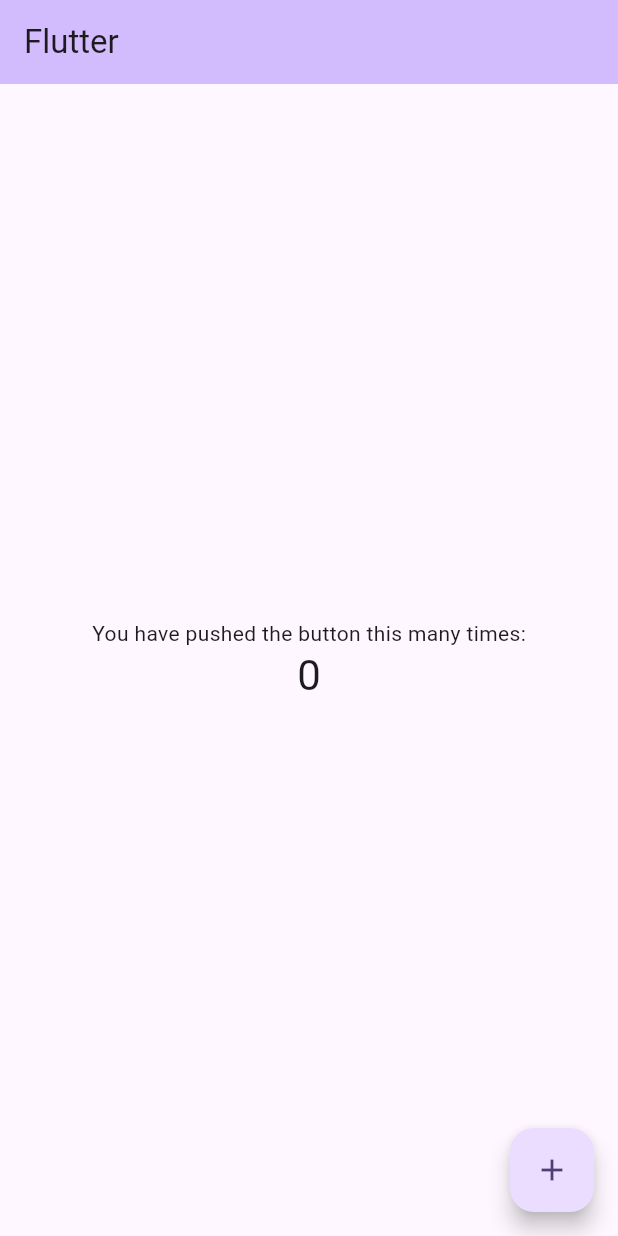
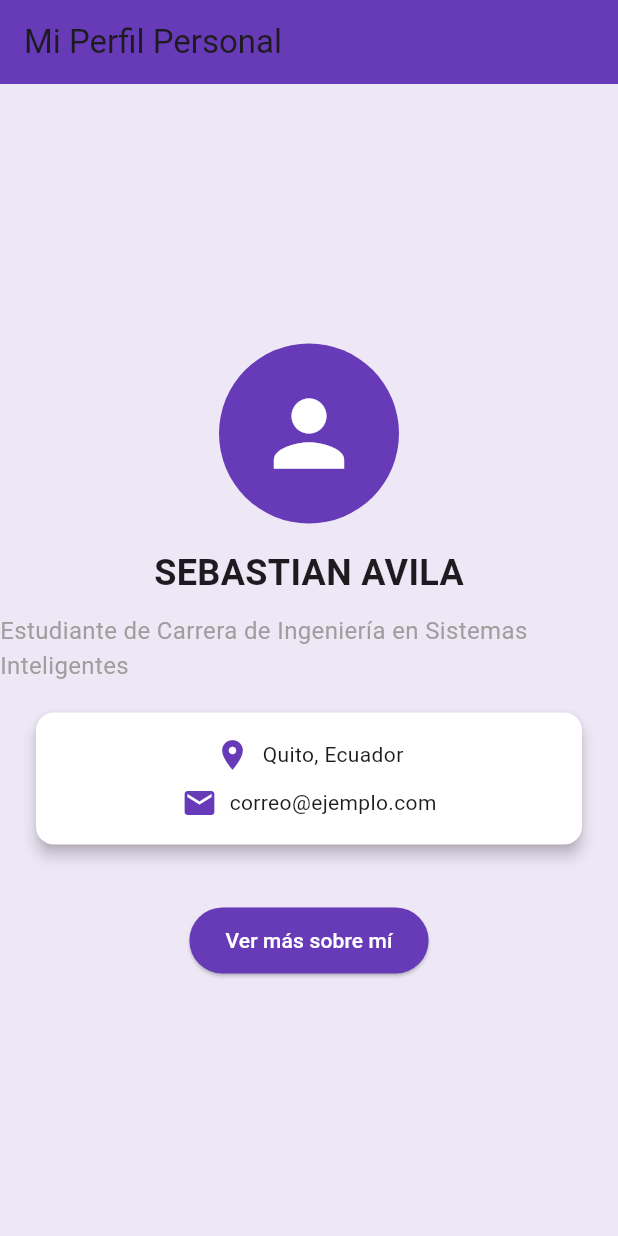
Before and after one commit to SEBASSAVILA/mi_primera_appflutter, a Flutter app: the screen it shows after launch, on a phone screen of 412 x 824 dp. Run offline on Flutter 3.47's test engine with Material 3 defaults, Android fonts, the phone set to English and light mode, and no system bars.

Commit message:
diseño de la app

```diff
--- a/lib/main.dart
+++ b/lib/main.dart
@@ -7,116 +7,119 @@
 class MyApp extends StatelessWidget {
   const MyApp({super.key});
 
-  // This widget is the root of your application.
   @override
   Widget build(BuildContext context) {
-    return MaterialApp(
-      title: 'Flutter',
-      theme: ThemeData(
-        // This is the theme of your application.
-        //
-        // TRY THIS: Try running your application with "flutter run". You'll see
-        // the application has a purple toolbar. Then, without quitting the app,
-        // try changing the seedColor in the colorScheme below to Colors.green
-        // and then invoke "hot reload" (save your changes or press the "hot
-        // reload" button in a Flutter-supported IDE, or press "r" if you used
-        // the command line to start the app).
-        //
-        // Notice that the counter didn't reset back to zero; the application
-        // state is not lost during the reload. To reset the state, use hot
-        // restart instead.
-        //
-        // This works for code too, not just values: Most code changes can be
-        // tested with just a hot reload.
-        colorScheme: .fromSeed(seedColor: Colors.deepPurple),
-      ),
-      home: const MyHomePage(title: 'Flutter'),
-    );
+   return MaterialApp(
+  title: 'Mi Perfil',
+  debugShowCheckedModeBanner: false,   // borramos el banner de debug
+  theme: ThemeData(
+    primarySwatch: Colors.deepPurple,
+  ),
+  home: const PerfilScreen(),
+);
   }
 }
 
-class MyHomePage extends StatefulWidget {
-  const MyHomePage({super.key, required this.title});
-
-  // This widget is the home page of your application. It is stateful, meaning
-  // that it has a State object (defined below) that contains fields that affect
-  // how it looks.
-
-  // This class is the configuration for the state. It holds the values (in this
-  // case the title) provided by the parent (in this case the App widget) and
-  // used by the build method of the State. Fields in a Widget subclass are
-  // always marked "final".
-
-  final String title;
+class PerfilScreen extends StatefulWidget {
+  const PerfilScreen({super.key});
 
   @override
-  State<MyHomePage> createState() => _MyHomePageState();
+  State<PerfilScreen> createState() => _PerfilScreenState();
 }
 
-class _MyHomePageState extends State<MyHomePage> {
-  int _counter = 0;
+class _PerfilScreenState extends State<PerfilScreen> {
+  bool mostrarInfo = false;
 
-  void _incrementCounter() {
+  void _toggleInfo() {
     setState(() {
-      // This call to setState tells the Flutter framework that something has
-      // changed in this State, which causes it to rerun the build method below
-      // so that the display can reflect the updated values. If we changed
-      // _counter without calling setState(), then the build method would not be
-      // called again, and so nothing would appear to happen.
-      _counter++;
+      mostrarInfo = !mostrarInfo;
     });
   }
 
   @override
   Widget build(BuildContext context) {
-    // This method is rerun every time setState is called, for instance as done
-    // by the _incrementCounter method above.
-    //
-    // The Flutter framework has been optimized to make rerunning build methods
-    // fast, so that you can just rebuild anything that needs updating rather
-    // than having to individually change instances of widgets.
     return Scaffold(
       appBar: AppBar(
-        // TRY THIS: Try changing the color here to a specific color (to
-        // Colors.amber, perhaps?) and trigger a hot reload to see the AppBar
-        // change color while the other colors stay the same.
-        backgroundColor: Theme.of(context).colorScheme.inversePrimary,
-        // Here we take the value from the MyHomePage object that was created by
-        // the App.build method, and use it to set our appbar title.
-        title: Text(widget.title),
+        title: const Text('Mi Perfil Personal'),
+        backgroundColor: Colors.deepPurple,
       ),
+      backgroundColor: Colors.deepPurple[50],
       body: Center(
-        // Center is a layout widget. It takes a single child and positions it
-        // in the middle of the parent.
         child: Column(
-          // Column is also a layout widget. It takes a list of children and
-          // arranges them vertically. By default, it sizes itself to fit its
-          // children horizontally, and tries to be as tall as its parent.
-          //
-          // Column has various properties to control how it sizes itself and
-          // how it positions its children. Here we use mainAxisAlignment to
-          // center the children vertically; the main axis here is the vertical
-          // axis because Columns are vertical (the cross axis would be
-          // horizontal).
-          //
-          // TRY THIS: Invoke "debug painting" (choose the "Toggle Debug Paint"
-          // action in the IDE, or press "p" in the console), to see the
-          // wireframe for each widget.
-          mainAxisAlignment: .center,
+          mainAxisAlignment: MainAxisAlignment.center,
           children: [
-            const Text('You have pushed the button this many times:'),
-            Text(
-              '$_counter',
-              style: Theme.of(context).textTheme.headlineMedium,
+            const CircleAvatar(
+              radius: 60,
+              backgroundColor: Colors.deepPurple,
+              child: Icon(Icons.person, size: 70, color: Colors.white),
+            ),
+            const SizedBox(height: 16),
+            const Text(
+              'SEBASTIAN AVILA',
+              style: TextStyle(fontSize: 24, fontWeight: FontWeight.bold),
+            ),
+            const SizedBox(height: 10),
+            const Text(
+              'Estudiante de Carrera de Ingeniería en Sistemas Inteligentes',
+              style: TextStyle(fontSize: 16, color: Colors.grey),
+            ),
+            const SizedBox(height: 20),
+            Card(
+              margin: const EdgeInsets.symmetric(horizontal: 24),
+              color: Colors.white,
+              elevation: 4,
+              child: Padding(
+                padding: const EdgeInsets.all(16.0),
+                child: Column(
+                  children: [
+                    Row(
+                      mainAxisAlignment: MainAxisAlignment.center,
+                      children: const [
+                        Icon(Icons.location_on, color: Colors.deepPurple),
+                        SizedBox(width: 8),
+                        Text('Quito, Ecuador'),
+                      ],
+                    ),
+                    const SizedBox(height: 8),
+                    Row(
+                      mainAxisAlignment: MainAxisAlignment.center,
+                      children: const [
+                        Icon(Icons.email, color: Colors.deepPurple),
+                        SizedBox(width: 8),
+                        Text('correo@ejemplo.com'),
+                      ],
+                    ),
+                  ],
+                ),
+              ),
+            ),
+            const SizedBox(height: 20),
+            if (mostrarInfo)
+              Container(
+                margin: const EdgeInsets.symmetric(horizontal: 24),
+                padding: const EdgeInsets.all(12),
+                decoration: BoxDecoration(
+                  color: Colors.deepPurple[100],
+                  borderRadius: BorderRadius.circular(10),
+                ),
+                child: const Text(
+                  'Me apasiona la programación y el desarrollo de aplicaciones móviles.',
+                  textAlign: TextAlign.center,
+                ),
+              ),
+            const SizedBox(height: 20),
+            ElevatedButton(
+              onPressed: _toggleInfo,
+              style: ElevatedButton.styleFrom(
+                backgroundColor: Colors.deepPurple,
+                foregroundColor: Colors.white,
+                padding: const EdgeInsets.symmetric(horizontal: 24, vertical: 12),
+              ),
+              child: Text(mostrarInfo ? 'Ocultar información' : 'Ver más sobre mí'),
             ),
           ],
         ),
       ),
-      floatingActionButton: FloatingActionButton(
-        onPressed: _incrementCounter,
-        tooltip: 'Increment',
-        child: const Icon(Icons.add),
-      ),
     );
   }
 }
```
Also changed, not shown: 1 other file.
